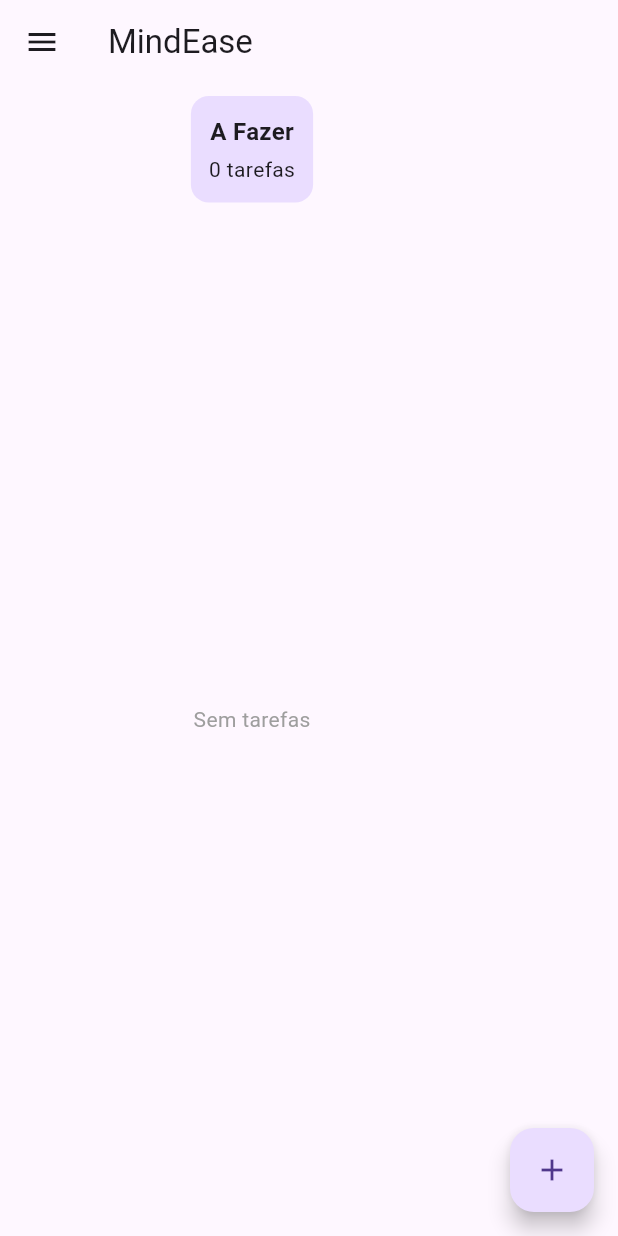
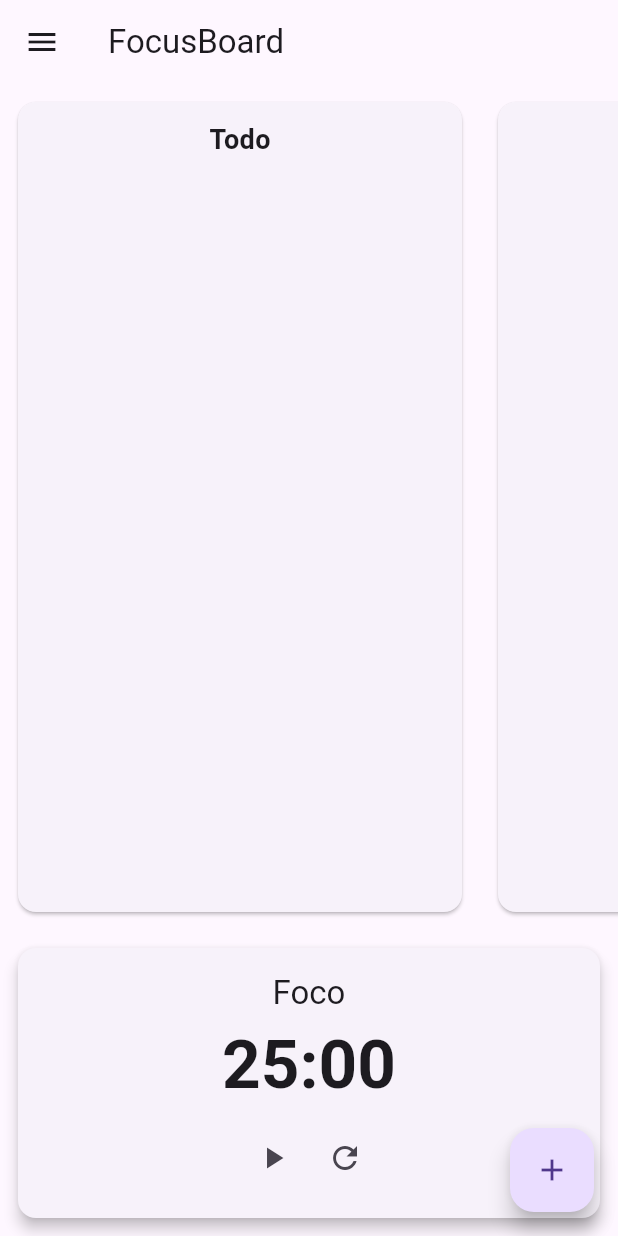
Before and after one commit to AlexsanderCDambros/tech-challenge-fase-cinco, a Flutter app: the screen it shows after launch, on a phone screen of 412 x 824 dp. Run offline on Flutter 3.47's test engine with Material 3 defaults, Android fonts, the phone set to English and light mode, and no system bars; our stand-ins replace shared_preferences.

Commit message:
modo foco funcionando

```diff
--- /dev/null
+++ b/mobile/lib/features/focus_mode/focus_mode_controller.dart
@@ -0,0 +1,12 @@
+import 'package:flutter/material.dart';
+
+class FocusModeController extends ChangeNotifier {
+  bool _isFocusMode = false;
+
+  bool get isFocusMode => _isFocusMode;
+
+  void toggle(bool value) {
+    _isFocusMode = value;
+    notifyListeners();
+  }
+}
--- /dev/null
+++ b/mobile/lib/features/pomodoro/pomodoro_controller.dart
@@ -0,0 +1,58 @@
+import 'dart:async';
+import 'package:flutter/material.dart';
+
+class PomodoroController extends ChangeNotifier {
+  static const int workDuration = 25 * 60;
+  static const int breakDuration = 5 * 60;
+
+  int _secondsRemaining = workDuration;
+  bool _isRunning = false;
+  bool _isBreak = false;
+
+  Timer? _timer;
+
+  int get secondsRemaining => _secondsRemaining;
+  bool get isRunning => _isRunning;
+  bool get isBreak => _isBreak;
+
+  String get formattedTime {
+    final minutes = _secondsRemaining ~/ 60;
+    final seconds = _secondsRemaining % 60;
+    return '${minutes.toString().padLeft(2, '0')}:${seconds.toString().padLeft(2, '0')}';
+  }
+
+  void start() {
+    if (_isRunning) return;
+
+    _isRunning = true;
+    _timer = Timer.periodic(const Duration(seconds: 1), (_) {
+      if (_secondsRemaining > 0) {
+        _secondsRemaining--;
+      } else {
+        _switchMode();
+      }
+      notifyListeners();
+    });
+
+    notifyListeners();
+  }
+
+  void pause() {
+    _timer?.cancel();
+    _isRunning = false;
+    notifyListeners();
+  }
+
+  void reset() {
+    _timer?.cancel();
+    _isRunning = false;
+    _isBreak = false;
+    _secondsRemaining = workDuration;
+    notifyListeners();
+  }
+
+  void _switchMode() {
+    _isBreak = !_isBreak;
+    _secondsRemaining = _isBreak ? breakDuration : workDuration;
+  }
+}
--- /dev/null
+++ b/mobile/lib/features/pomodoro/pomodoro_widget.dart
@@ -0,0 +1,61 @@
+import 'package:flutter/material.dart';
+import 'package:provider/provider.dart';
+import 'pomodoro_controller.dart';
+
+class PomodoroWidget extends StatelessWidget {
+  const PomodoroWidget({super.key});
+
+  @override
+  Widget build(BuildContext context) {
+    return Consumer<PomodoroController>(
+      builder: (context, controller, _) {
+        return Card(
+          margin: const EdgeInsets.all(12),
+          elevation: 4,
+          child: Padding(
+            padding: const EdgeInsets.all(16),
+            child: Column(
+              mainAxisSize: MainAxisSize.min,
+              children: [
+                Text(
+                  controller.isBreak ? "Intervalo" : "Foco",
+                  style: Theme.of(context).textTheme.titleLarge,
+                ),
+                const SizedBox(height: 8),
+                Text(
+                  controller.formattedTime,
+                  style: Theme.of(context)
+                      .textTheme
+                      .displayMedium
+                      ?.copyWith(fontWeight: FontWeight.bold),
+                ),
+                const SizedBox(height: 12),
+                Row(
+                  mainAxisAlignment: MainAxisAlignment.center,
+                  children: [
+                    IconButton(
+                      icon: Icon(
+                        controller.isRunning
+                            ? Icons.pause
+                            : Icons.play_arrow,
+                      ),
+                      onPressed: () {
+                        controller.isRunning
+                            ? controller.pause()
+                            : controller.start();
+                      },
+                    ),
+                    IconButton(
+                      icon: const Icon(Icons.refresh),
+                      onPressed: controller.reset,
+                    ),
+                  ],
+                )
+              ],
+            ),
+          ),
+        );
+      },
+    );
+  }
+}
--- a/mobile/lib/features/tasks/controller/task_controller.dart
+++ b/mobile/lib/features/tasks/controller/task_controller.dart
@@ -52,4 +52,9 @@ class TaskController extends ChangeNotifier {
     saveTasks();
     notifyListeners();
   }
+
+  void updateStatus(Task task, TaskStatus newStatus) {
+  task.status = newStatus;
+  notifyListeners();
 }
+}
--- a/mobile/lib/features/tasks/views/tasks_page.dart
+++ b/mobile/lib/features/tasks/views/tasks_page.dart
@@ -1,43 +1,67 @@
 import 'package:flutter/material.dart';
+import 'package:mobile/features/focus_mode/focus_mode_controller.dart';
+import 'package:mobile/features/tasks/models/task.dart';
+import 'package:mobile/features/tasks/widgets/task_card.dart';
 import 'package:provider/provider.dart';
-import '../controller/task_controller.dart';
-import '../models/task.dart';
+
 import '../../../core/theme/theme_controller.dart';
 import '../../../features/accessibility/font_size_controller.dart';
+import '../../../features/pomodoro/pomodoro_widget.dart';
+import '../controller/task_controller.dart';
 
 class TasksPage extends StatelessWidget {
   const TasksPage({super.key});
 
   @override
   Widget build(BuildContext context) {
-    final controller = Provider.of<TaskController>(context);
+    final focusMode = context.watch<FocusModeController>().isFocusMode;
 
     return Scaffold(
-      appBar: AppBar(title: const Text("MindEase")),
+      appBar: AppBar(title: const Text("FocusBoard")),
 
+      // ===========================
+      // DRAWER
+      // ===========================
       drawer: Drawer(
-        child: Consumer2<ThemeController, FontSizeController>(
-          builder: (context, themeController, fontController, _) {
+        child:
+            Consumer3<ThemeController, FontSizeController, FocusModeController>(
+              builder:
+                  (
+                    context,
+                    themeController,
+                    fontController,
+                    focusController,
+                    _,
+                  ) {
                     return ListView(
                       padding: EdgeInsets.zero,
                       children: [
                         const DrawerHeader(
-                  child: Text("Configurações", style: TextStyle(fontSize: 20)),
+                          child: Text(
+                            "Configurações",
+                            style: TextStyle(fontSize: 20),
+                          ),
                         ),
 
-                /// Dark Mode
+                        /// 🌙 Dark Mode
                         SwitchListTile(
                           title: const Text("Modo Escuro"),
                           value: themeController.isDark,
-                  onChanged: (value) {
-                    themeController.toggle(value);
-                  },
+                          onChanged: themeController.toggle,
                           secondary: const Icon(Icons.dark_mode),
+                        ),
+
+                        /// 🎯 Modo Foco (não persistente)
+                        SwitchListTile(
+                          title: const Text("Modo Foco"),
+                          value: focusController.isFocusMode,
+                          onChanged: focusController.toggle,
+                          secondary: const Icon(Icons.center_focus_strong),
                         ),
 
                         const Divider(),
 
-                /// Controle de Fonte
+                        /// 🔠 Controle de Fonte
                         Padding(
                           padding: const EdgeInsets.symmetric(horizontal: 16),
                           child: Column(
@@ -47,16 +71,13 @@ class TasksPage extends StatelessWidget {
                                 "Tamanho da Fonte",
                                 style: TextStyle(fontWeight: FontWeight.bold),
                               ),
-
                               Slider(
                                 value: fontController.scale,
                                 min: 0.8,
                                 max: 1.5,
                                 divisions: 7,
                                 label: fontController.scale.toStringAsFixed(1),
-                        onChanged: (value) {
-                          fontController.setScale(value);
-                        },
+                                onChanged: fontController.setScale,
                               ),
                             ],
                           ),
@@ -72,187 +93,134 @@ class TasksPage extends StatelessWidget {
         child: const Icon(Icons.add),
       ),
 
-      body: SingleChildScrollView(
+      // ===========================
+      // BODY DINÂMICO
+      // ===========================
+      body: Column(
+        children: [
+          if (focusMode) const PomodoroWidget(),
+
+          Expanded(
+            child: focusMode
+                ? _buildFocusBoard(context)
+                : _buildFullBoard(context),
+          ),
+
+          if (!focusMode) const PomodoroWidget(),
+        ],
+      ),
+    );
+  }
+
+  // ===========================
+  // BOARD COMPLETO (Modo Normal)
+  // ===========================
+  Widget _buildFullBoard(BuildContext context) {
+    final controller = context.watch<TaskController>();
+
+    final todo = controller.tasks
+        .where((t) => t.status == TaskStatus.todo)
+        .toList();
+
+    final inProgress = controller.tasks
+        .where((t) => t.status == TaskStatus.doing)
+        .toList();
+
+    final done = controller.tasks
+        .where((t) => t.status == TaskStatus.done)
+        .toList();
+
+    return SingleChildScrollView(
       scrollDirection: Axis.horizontal,
       child: Row(
         crossAxisAlignment: CrossAxisAlignment.start,
-          children: TaskStatus.values.map((status) {
-            final tasks = controller.tasksByStatus(status);
+        children: [
+          _buildColumn("Todo", todo),
+          _buildColumn("In Progress", inProgress),
+          _buildColumn("Done", done),
+        ],
+      ),
+    );
+  }
 
-            return Container(
+  // ===========================
+  // APENAS IN PROGRESS (Modo Foco)
+  // ===========================
+  Widget _buildFocusBoard(BuildContext context) {
+    final controller = context.watch<TaskController>();
+
+    final inProgress = controller.tasks
+        .where((t) => t.status == TaskStatus.doing)
+        .toList();
+
+    return Center(
+      child: SizedBox(width: 400, child: _buildColumn("Em Foco", inProgress)),
+    );
+  }
+
+  // ===========================
+  // COLUNA PADRÃO
+  // ===========================
+  Widget _buildColumn(String title, List<Task> tasks) {
+    return SizedBox(
       width: 320,
-              margin: const EdgeInsets.all(8),
+      child: Card(
+        margin: const EdgeInsets.all(12),
         child: Column(
           children: [
-                  /// Cabeçalho da coluna
-                  Container(
+            Padding(
               padding: const EdgeInsets.all(12),
-                    decoration: BoxDecoration(
-                      color: Theme.of(context).colorScheme.primaryContainer,
-                      borderRadius: BorderRadius.circular(12),
-                    ),
-                    child: Column(
-                      children: [
-                        Text(
-                          status.name == 'todo' ? "A Fazer" : status.name == 'doing' ? "Fazendo" : "Feito",
+              child: Text(
+                title,
                 style: const TextStyle(
-                            fontSize: 16,
+                  fontSize: 18,
                   fontWeight: FontWeight.bold,
                 ),
               ),
-                        const SizedBox(height: 4),
-                        Text("${tasks.length} tarefas"),
-                      ],
             ),
-                  ),
-
-                  const SizedBox(height: 8),
-
-                  /// Lista de tarefas
             Expanded(
-                    child: tasks.isEmpty
-                        ? const Center(
-                            child: Text(
-                              "Sem tarefas",
-                              style: TextStyle(color: Colors.grey),
-                            ),
-                          )
-                        : ListView.builder(
-                            shrinkWrap: true,
+              child: ListView.builder(
                 itemCount: tasks.length,
                 itemBuilder: (context, index) {
-                              final task = tasks[index];
-
-                              return Card(
-                                shape: RoundedRectangleBorder(
-                                  borderRadius: BorderRadius.circular(12),
+                  return TaskCard(task: tasks[index]);
+                },
               ),
-                                elevation: 3,
-                                margin: const EdgeInsets.symmetric(vertical: 6),
-                                child: ListTile(
-                                  title: Text(
-                                    task.title,
-                                    style: const TextStyle(
-                                      fontWeight: FontWeight.bold,
-                                    ),
-                                  ),
-                                  subtitle: Text(task.description),
-
-                                  /// Menu mover + excluir
-                                  trailing: Row(
-                                    mainAxisSize: MainAxisSize.min,
-                                    children: [
-                                      PopupMenuButton<TaskStatus>(
-                                        icon: const Icon(Icons.swap_horiz),
-                                        onSelected: (newStatus) {
-                                          controller.changeStatus(
-                                            task,
-                                            newStatus,
-                                          );
-                                        },
-                                        itemBuilder: (context) => TaskStatus
-                                            .values
-                                            .where((s) => s != status)
-                                            .map(
-                                              (statusOption) => PopupMenuItem(
-                                                value: statusOption,
-                                                child: Text(
-                                                  "Mover para ${statusOption.name == 'todo' ? "A Fazer" : statusOption.name == 'doing' ? "Fazendo" : "Feito"}",
-                                                ),
-                                              ),
-                                            )
-                                            .toList(),
-                                      ),
-                                      IconButton(
-                                        icon: const Icon(
-                                          Icons.delete,
-                                          color: Colors.red,
-                                        ),
-                                        onPressed: () {
-                                          controller.removeTask(task);
-                                        },
             ),
           ],
         ),
       ),
     );
+  }
+
+  // ===========================
+  // MODAL NOVA TASK
+  // ===========================
+  void _showAddTask(BuildContext context) {
+    final controller = context.read<TaskController>();
+    final textController = TextEditingController();
+
+    showDialog(
+      context: context,
+      builder: (_) => AlertDialog(
+        title: const Text("Nova Tarefa"),
+        content: TextField(
+          controller: textController,
+          decoration: const InputDecoration(hintText: "Digite a tarefa"),
+        ),
+        actions: [
+          TextButton(
+            onPressed: () => Navigator.pop(context),
+            child: const Text("Cancelar"),
+          ),
+          ElevatedButton(
+            onPressed: () {
+              controller.addTask(textController.text, textController.text);
+              Navigator.pop(context);
             },
-                          ),
+            child: const Text("Adicionar"),
           ),
         ],
       ),
     );
-          }).toList(),
-        ),
-      ),
-    );
-  }
-
-  /// Modal para criar tarefa
-  void _showAddTask(BuildContext context) {
-    final titleController = TextEditingController();
-    final descController = TextEditingController();
-
-    showModalBottomSheet(
-      context: context,
-      isScrollControlled: true,
-      builder: (_) {
-        return Padding(
-          padding: EdgeInsets.only(
-            left: 16,
-            right: 16,
-            top: 16,
-            bottom: MediaQuery.of(context).viewInsets.bottom + 16,
-          ),
-          child: Column(
-            mainAxisSize: MainAxisSize.min,
-            children: [
-              const Text(
-                "Nova Tarefa",
-                style: TextStyle(fontSize: 18, fontWeight: FontWeight.bold),
-              ),
-              const SizedBox(height: 16),
-
-              TextField(
-                controller: titleController,
-                decoration: const InputDecoration(
-                  labelText: "Título",
-                  border: OutlineInputBorder(),
-                ),
-              ),
-
-              const SizedBox(height: 12),
-
-              TextField(
-                controller: descController,
-                decoration: const InputDecoration(
-                  labelText: "Descrição",
-                  border: OutlineInputBorder(),
-                ),
-              ),
-
-              const SizedBox(height: 16),
-
-              SizedBox(
-                width: double.infinity,
-                child: ElevatedButton(
-                  onPressed: () {
-                    if (titleController.text.isNotEmpty) {
-                      Provider.of<TaskController>(
-                        context,
-                        listen: false,
-                      ).addTask(titleController.text, descController.text);
-
-                      Navigator.pop(context);
-                    }
-                  },
-                  child: const Text("Adicionar"),
-                ),
-              ),
-            ],
-          ),
-        );
-      },
-    );
   }
 }
--- a/mobile/lib/main.dart
+++ b/mobile/lib/main.dart
@@ -1,5 +1,7 @@
 import 'package:flutter/material.dart';
 import 'package:mobile/features/accessibility/font_size_controller.dart';
+import 'package:mobile/features/focus_mode/focus_mode_controller.dart';
+import 'package:mobile/features/pomodoro/pomodoro_controller.dart';
 import 'package:provider/provider.dart';
 import 'core/theme/theme_controller.dart';
 import 'features/tasks/controller/task_controller.dart';
@@ -19,6 +21,8 @@ class FocusBoardApp extends StatelessWidget {
         ChangeNotifierProvider(create: (_) => ThemeController()),
         ChangeNotifierProvider(create: (_) => TaskController()),
         ChangeNotifierProvider(create: (_) => FontSizeController()),
+        ChangeNotifierProvider(create: (_) => PomodoroController()),
+        ChangeNotifierProvider(create: (_) => FocusModeController()),
       ],
       child: Consumer2<ThemeController, FontSizeController>(
         builder: (context, themeController, fontController, _) {
```
Also changed, not shown: mobile/lib/features/tasks/widgets/task_card.dart (added, +59 -0 lines). Lines whose indentation alone changed are shown as unchanged.
